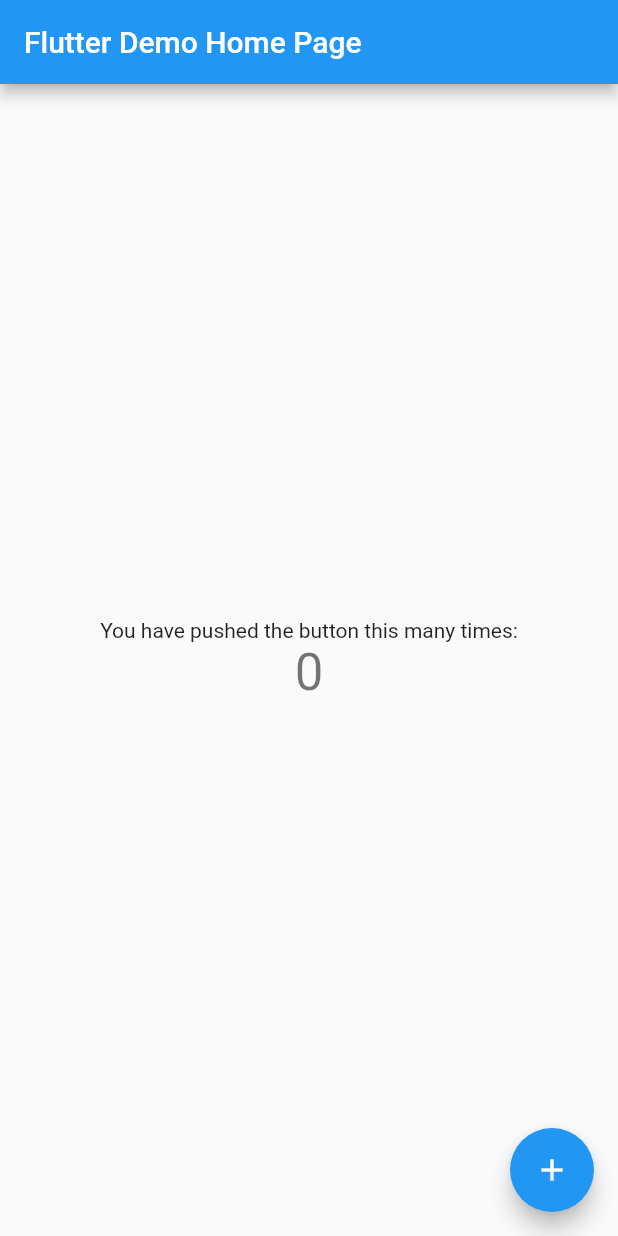
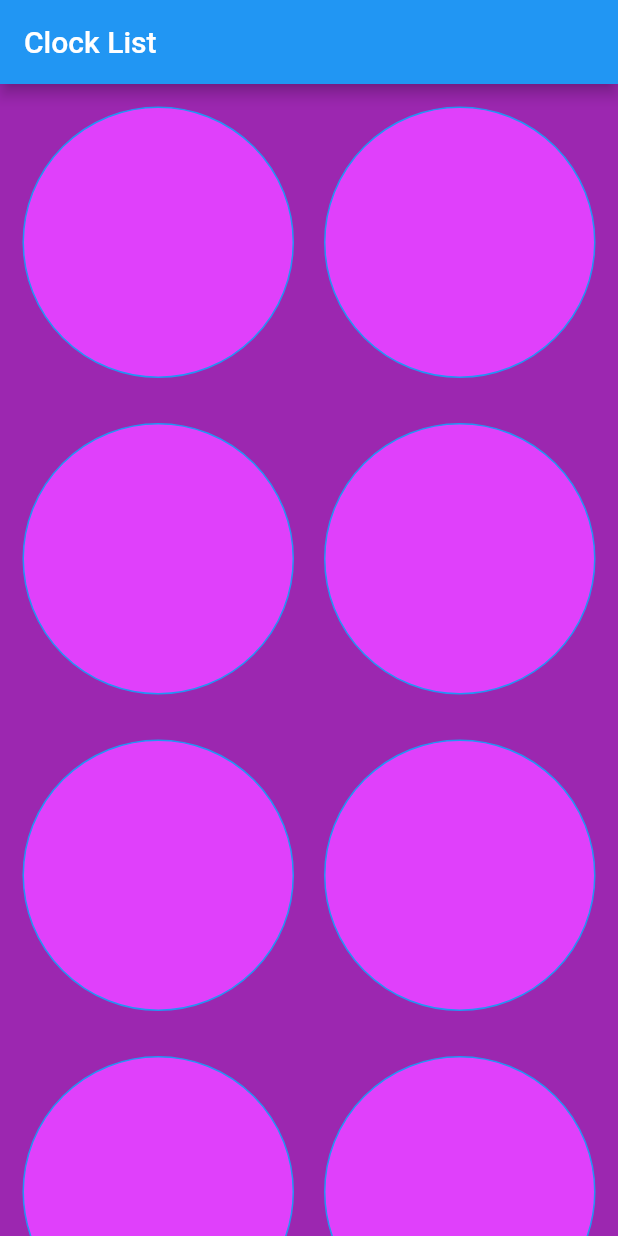
Before and after one commit to gurupatel107/flutter_ui_world_clock, a Flutter app: the screen it shows after launch, on a phone screen of 412 x 824 dp. Run offline on Flutter 3.47's test engine with Material 2 defaults, Android fonts, the phone set to English and light mode, and no system bars.

Commit message:
[WIP] Clock Ui

```diff
--- /dev/null
+++ b/lib/ClockItem.dart
@@ -0,0 +1,21 @@
+import 'package:flutter/material.dart';
+
+class ClockItem extends StatefulWidget {
+  ClockItem({Key key}) : super(key: key);
+
+  @override
+  _ClockItemState createState() => _ClockItemState();
+}
+
+class _ClockItemState extends State<ClockItem> {
+  @override
+  Widget build(BuildContext context) {
+    return Container(
+      width: 50,
+      height: 50,
+
+      decoration: BoxDecoration(shape:BoxShape.circle,color: Colors.purpleAccent,
+      border: Border.all(width: 1 ,color: Colors.blue)),
+    );
+  }
+}
--- /dev/null
+++ b/lib/ClockList.dart
@@ -0,0 +1,38 @@
+import 'package:flutter/material.dart';
+import 'package:world_clock/ClockItem.dart';
+import 'package:world_clock/model/TimeInfo.dart';
+
+class ClockList extends StatefulWidget {
+  ClockList({Key key}) : super(key: key);
+
+  List<TimeInfo> list = [];
+
+  @override
+  _ClockListState createState() => _ClockListState(list);
+}
+
+class _ClockListState extends State<ClockList> {
+
+  List<TimeInfo> list1;
+  _ClockListState(this.list1);
+
+  getListItems(){
+
+  }
+
+  @override
+  Widget build(BuildContext context) {
+    return Container(
+      color: Colors.purple,
+      child: GridView.builder(
+        itemCount: 8,
+        padding: EdgeInsets.all(15),
+        gridDelegate: new SliverGridDelegateWithFixedCrossAxisCount(
+            crossAxisCount: 2, crossAxisSpacing: 20, mainAxisSpacing: 30),
+        itemBuilder: (BuildContext context, int index) {
+          return ClockItem();
+        },
+      ),
+    );
+  }
+}
--- a/lib/main.dart
+++ b/lib/main.dart
@@ -1,111 +1,23 @@
 import 'package:flutter/material.dart';
+import 'package:world_clock/ClockList.dart';
 
 void main() => runApp(MyApp());
 
 class MyApp extends StatelessWidget {
-  // This widget is the root of your application.
   @override
   Widget build(BuildContext context) {
     return MaterialApp(
-      title: 'Flutter Demo',
+      title: 'World Clock',
       theme: ThemeData(
-        // This is the theme of your application.
-        //
-        // Try running your application with "flutter run". You'll see the
-        // application has a blue toolbar. Then, without quitting the app, try
-        // changing the primarySwatch below to Colors.green and then invoke
-        // "hot reload" (press "r" in the console where you ran "flutter run",
-        // or simply save your changes to "hot reload" in a Flutter IDE).
-        // Notice that the counter didn't reset back to zero; the application
-        // is not restarted.
         primarySwatch: Colors.blue,
       ),
-      home: MyHomePage(title: 'Flutter Demo Home Page'),
+      home: Scaffold(
+        body: ClockList(),
+        appBar: AppBar(
+            title: Text('Clock List'),
+
+        ),
+      )
     );
   }
 }
-
-class MyHomePage extends StatefulWidget {
-  MyHomePage({Key key, this.title}) : super(key: key);
-
-  // This widget is the home page of your application. It is stateful, meaning
-  // that it has a State object (defined below) that contains fields that affect
-  // how it looks.
-
-  // This class is the configuration for the state. It holds the values (in this
-  // case the title) provided by the parent (in this case the App widget) and
-  // used by the build method of the State. Fields in a Widget subclass are
-  // always marked "final".
-
-  final String title;
-
-  @override
-  _MyHomePageState createState() => _MyHomePageState();
-}
-
-class _MyHomePageState extends State<MyHomePage> {
-  int _counter = 0;
-
-  void _incrementCounter() {
-    setState(() {
-      // This call to setState tells the Flutter framework that something has
-      // changed in this State, which causes it to rerun the build method below
-      // so that the display can reflect the updated values. If we changed
-      // _counter without calling setState(), then the build method would not be
-      // called again, and so nothing would appear to happen.
-      _counter++;
-    });
-  }
-
-  @override
-  Widget build(BuildContext context) {
-    // This method is rerun every time setState is called, for instance as done
-    // by the _incrementCounter method above.
-    //
-    // The Flutter framework has been optimized to make rerunning build methods
-    // fast, so that you can just rebuild anything that needs updating rather
-    // than having to individually change instances of widgets.
-    return Scaffold(
-      appBar: AppBar(
-        // Here we take the value from the MyHomePage object that was created by
-        // the App.build method, and use it to set our appbar title.
-        title: Text(widget.title),
-      ),
-      body: Center(
-        // Center is a layout widget. It takes a single child and positions it
-        // in the middle of the parent.
-        child: Column(
-          // Column is also a layout widget. It takes a list of children and
-          // arranges them vertically. By default, it sizes itself to fit its
-          // children horizontally, and tries to be as tall as its parent.
-          //
-          // Invoke "debug painting" (press "p" in the console, choose the
-          // "Toggle Debug Paint" action from the Flutter Inspector in Android
-          // Studio, or the "Toggle Debug Paint" command in Visual Studio Code)
-          // to see the wireframe for each widget.
-          //
-          // Column has various properties to control how it sizes itself and
-          // how it positions its children. Here we use mainAxisAlignment to
-          // center the children vertically; the main axis here is the vertical
-          // axis because Columns are vertical (the cross axis would be
-          // horizontal).
-          mainAxisAlignment: MainAxisAlignment.center,
-          children: <Widget>[
-            Text(
-              'You have pushed the button this many times:',
-            ),
-            Text(
-              '$_counter',
-              style: Theme.of(context).textTheme.display1,
-            ),
-          ],
-        ),
-      ),
-      floatingActionButton: FloatingActionButton(
-        onPressed: _incrementCounter,
-        tooltip: 'Increment',
-        child: Icon(Icons.add),
-      ), // This trailing comma makes auto-formatting nicer for build methods.
-    );
-  }
-}
--- /dev/null
+++ b/lib/model/TimeInfo.dart
@@ -0,0 +1,8 @@
+class TimeInfo {
+  String city, time, day, date;
+  TimeInfo({this.city, this.time, this.day, this.date});
+
+  getList(){
+
+  }
+}
```
Also changed, not shown: world-clock-mobile-prem.gif (added).
